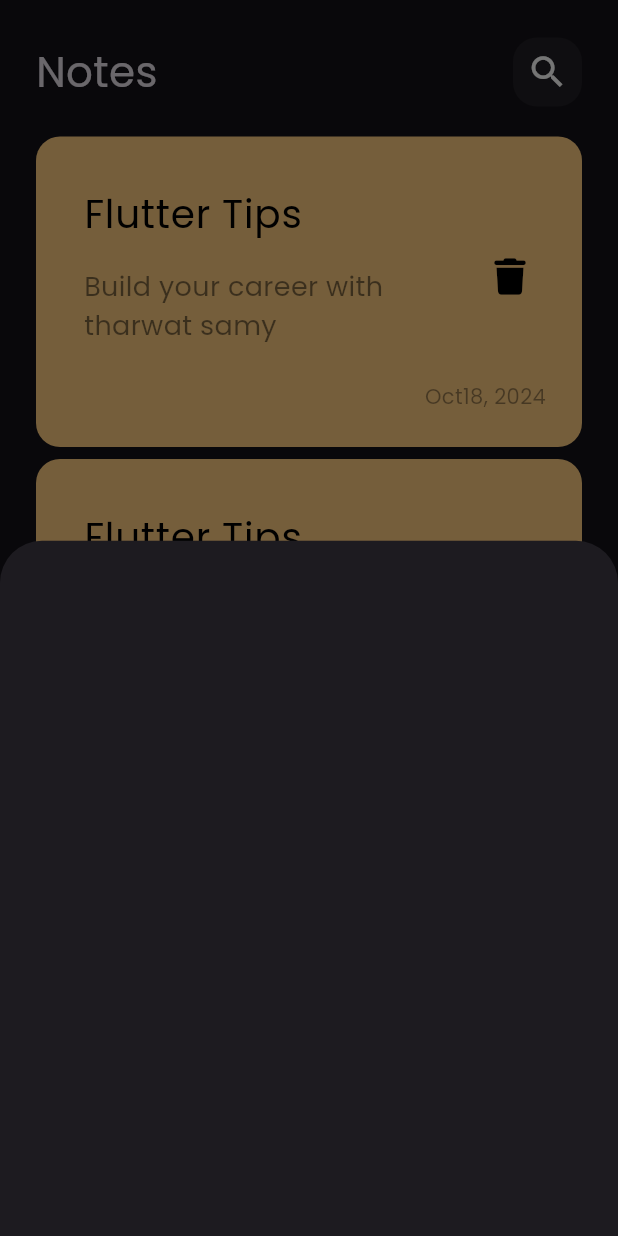
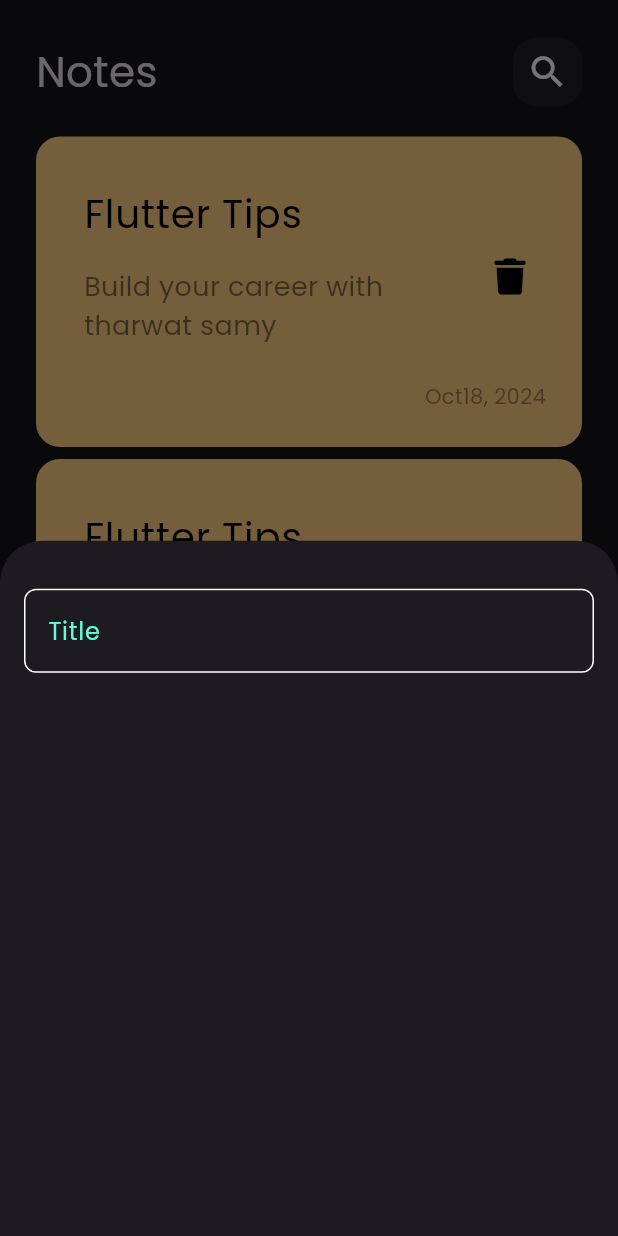
Before and after one commit to AmmarHabbab/NotesApp, a Flutter app: the screen it shows after launch, after a tap on the "add" icon, on a phone screen of 412 x 824 dp. Run offline on Flutter 3.47's test engine with Material 3 defaults, Android fonts, the phone set to English and light mode, and no system bars; our stand-ins replace font_awesome_flutter.

Commit message:
created custom text field

```diff
--- /dev/null
+++ b/lib/constants.dart
@@ -0,0 +1,3 @@
+import 'package:flutter/material.dart';
+
+const kPrimaryColor = Color(0xff62FCD7);
--- a/lib/widgets/add_note_bottom_sheet.dart
+++ b/lib/widgets/add_note_bottom_sheet.dart
@@ -1,10 +1,21 @@
 import 'package:flutter/material.dart';
+import 'package:notes_app/widgets/custom_text_field.dart';
 
 class AddNoteButtonSheet extends StatelessWidget {
   const AddNoteButtonSheet({super.key});
 
   @override
   Widget build(BuildContext context) {
-    return Container();
+    return Padding(
+      padding: const EdgeInsets.symmetric(horizontal: 16),
+      child: Column(
+        children: [
+          SizedBox(
+            height: 32,
+          ),
+          CustomTextField()
+        ],
+      ),
+    );
   }
 }
--- /dev/null
+++ b/lib/widgets/custom_text_field.dart
@@ -0,0 +1,33 @@
+import 'package:flutter/material.dart';
+import 'package:notes_app/constants.dart';
+
+class CustomTextField extends StatelessWidget {
+  const CustomTextField({super.key});
+
+  @override
+  Widget build(BuildContext context) {
+    return TextField(
+      cursorColor: kPrimaryColor,
+      decoration: InputDecoration(
+        hintText: 'Title',
+        hintStyle: const TextStyle(
+          color: kPrimaryColor,
+        ),
+        border: buildBorder(),
+        enabledBorder: buildBorder(),
+        focusedBorder: buildBorder(kPrimaryColor),
+      ),
+    );
+  }
+
+  OutlineInputBorder buildBorder([color]) {
+    return OutlineInputBorder(
+      borderRadius: BorderRadius.circular(
+        8,
+      ),
+      borderSide: BorderSide(
+        color: color ?? Colors.white,
+      ),
+    );
+  }
+}
```
